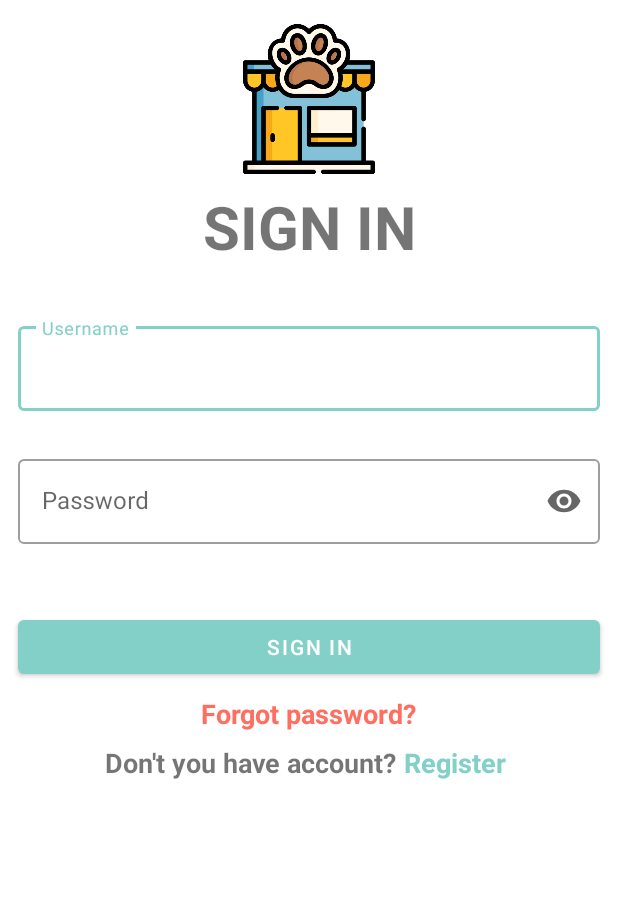
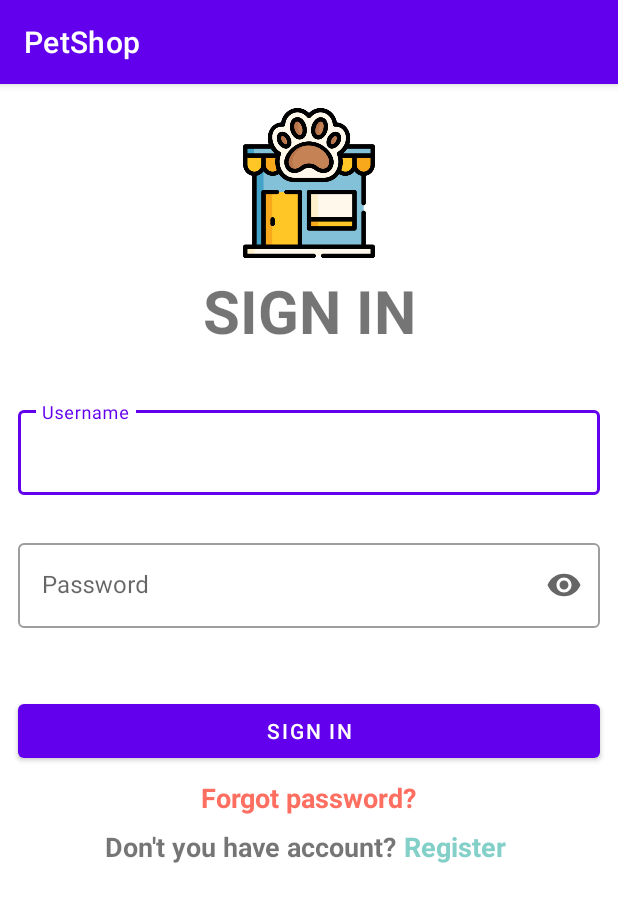
Before and after one commit to Control-repository/PetShop, an Android app: the screen it shows after launch (LoginActivity), on a phone screen of 412 x 824 dp. Shown: the top 902 px of the screen. Run offline under Robolectric (Android 15) with nearby library versions, the phone set to English and light mode, and no system bars.

Commit message:
update and create product

```diff
--- a/font-end/PetShop/app/src/main/java/com/example/petshop/ui/ProductFragment.java
+++ b/font-end/PetShop/app/src/main/java/com/example/petshop/ui/ProductFragment.java
@@ -87,6 +87,7 @@ public class ProductFragment extends Fragment {
         View view =inflater.inflate(R.layout.fragment_product,container,false);
         // Lắng nghe sự thay đổi của LiveData để nhận thông tin User
         productViewModel = new ViewModelProvider(requireActivity()).get(ProductViewModel.class);
+
         userViewModel = new ViewModelProvider(requireActivity()).get(UserViewModel.class);
         // Khởi tạo các view và adapter
         productAdapter = new ProductAdapter(new ArrayList<>());
@@ -169,8 +170,8 @@ public class ProductFragment extends Fragment {
     //Delete Product
     public void clickDelete_object(Product product){
         AlertDialog.Builder builder = new AlertDialog.Builder(requireContext());
-        builder.setTitle("Delete user");
-        builder.setMessage("Are you sure delete this user?");
+        builder.setTitle("Delete product");
+        builder.setMessage("Are you sure delete this product?");
         builder.setPositiveButton("OK", new DialogInterface.OnClickListener() {
             @Override
             public void onClick(DialogInterface dialog, int which) {
--- a/font-end/PetShop/app/src/main/java/com/example/petshop/ui/item_product/ItemProductFragment.java
+++ b/font-end/PetShop/app/src/main/java/com/example/petshop/ui/item_product/ItemProductFragment.java
@@ -353,8 +353,8 @@ public class ItemProductFragment extends Fragment {
                 } else {
                     try {
                         ResponseBody error = response.errorBody();
-                        AppMessage appMessage = gson.fromJson(error.string(),AppMessage.class);
-                        Toast.makeText(requireContext(), appMessage.getMessage(), Toast.LENGTH_SHORT).show();
+                            AppMessage appMessage = gson.fromJson(error.string(),AppMessage.class);
+                            Toast.makeText(requireContext(), appMessage.getMessage(), Toast.LENGTH_SHORT).show();
                     }catch (Exception e){
                         e.printStackTrace();
                     }
--- a/font-end/PetShop/app/src/main/res/layout/fragment_item_product.xml
+++ b/font-end/PetShop/app/src/main/res/layout/fragment_item_product.xml
@@ -68,7 +68,7 @@
                     android:layout_width="match_parent"
                     android:layout_height="wrap_content"
                     android:lines="1"
-                    android:inputType="number"
+                    android:inputType="numberDecimal"
                     android:hint="Price" />
             </com.google.android.material.textfield.TextInputLayout>
 
--- a/font-end/PetShop/app/src/main/res/values/themes.xml
+++ b/font-end/PetShop/app/src/main/res/values/themes.xml
@@ -1,14 +1,14 @@
 <resources xmlns:tools="http://schemas.android.com/tools">
     <!-- Base application theme. -->
-    <style name="Theme.PetShop" parent="Theme.MaterialComponents.Light.NoActionBar">
+    <style name="Theme.PetShop" parent="Theme.MaterialComponents.DayNight.DarkActionBar">
         <!-- Primary brand color. -->
-        <item name="colorPrimary">@color/seafoam_green</item>
-        <item name="colorPrimaryVariant">@color/seafoam_green</item>
+        <item name="colorPrimary">@color/purple_500</item>
+        <item name="colorPrimaryVariant">@color/purple_700</item>
         <item name="colorOnPrimary">@color/white</item>
         <!-- Secondary brand color. -->
-        <item name="colorSecondary">@color/seafoam_green</item>
-        <item name="colorSecondaryVariant">@color/coral</item>
-        <item name="colorOnSecondary">@color/dark_gray</item>
+        <item name="colorSecondary">@color/teal_200</item>
+        <item name="colorSecondaryVariant">@color/teal_700</item>
+        <item name="colorOnSecondary">@color/black</item>
         <!-- Status bar color. -->
         <item name="android:statusBarColor">?attr/colorPrimaryVariant</item>
         <!-- Customize your theme here. -->
```
Also changed, not shown: 5 other files.
